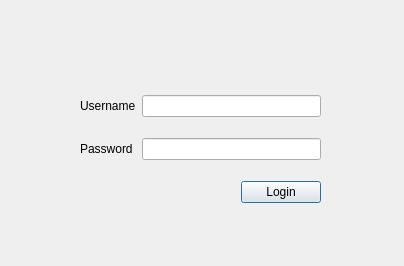
First picture: the form in loginform.ui, repository AJigsawnHalo/Aklatan, before the edit.
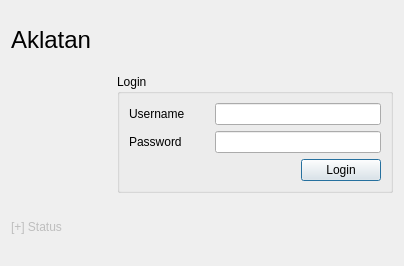
Second picture: the form after the edit.

Commit message: Login Form now Functional

Patch:
```diff
--- a/loginform.ui
+++ b/loginform.ui
@@ -13,16 +13,26 @@
   <property name="windowTitle">
    <string>LoginForm</string>
   </property>
-  <widget class="QWidget" name="gridLayoutWidget">
-   <property name="geometry">
-    <rect>
-     <x>80</x>
-     <y>80</y>
-     <width>241</width>
-     <height>141</height>
-    </rect>
-   </property>
    <layout class="QGridLayout" name="gridLayout_2">
+   <item row="1" column="1">
+    <widget class="QGroupBox" name="groupBox">
+     <property name="title">
+      <string>Login</string>
+     </property>
+     <layout class="QGridLayout" name="gridLayout">
+      <item row="2" column="0" colspan="2">
+       <spacer name="horizontalSpacer_2">
+        <property name="orientation">
+         <enum>Qt::Horizontal</enum>
+        </property>
+        <property name="sizeHint" stdset="0">
+         <size>
+          <width>40</width>
+          <height>20</height>
+         </size>
+        </property>
+       </spacer>
+      </item>
     <item row="1" column="0">
      <widget class="QLabel" name="label_2">
       <property name="text">
@@ -30,9 +40,6 @@
       </property>
      </widget>
     </item>
-    <item row="0" column="1">
-     <widget class="QLineEdit" name="lineEdit_2"/>
-    </item>
     <item row="0" column="0">
      <widget class="QLabel" name="label">
       <property name="text">
@@ -40,10 +47,7 @@
       </property>
      </widget>
     </item>
-    <item row="1" column="1">
-     <widget class="QLineEdit" name="lineEdit"/>
-    </item>
-    <item row="2" column="1" alignment="Qt::AlignRight">
+      <item row="2" column="2">
      <widget class="QPushButton" name="pushButton">
       <property name="enabled">
        <bool>true</bool>
@@ -59,8 +63,58 @@
       </property>
      </widget>
     </item>
-   </layout>
-  </widget>
+      <item row="0" column="1" colspan="2">
+       <widget class="QLineEdit" name="line_Username"/>
+      </item>
+      <item row="1" column="1" colspan="2">
+       <widget class="QLineEdit" name="line_Password">
+        <property name="echoMode">
+         <enum>QLineEdit::Password</enum>
+        </property>
+       </widget>
+      </item>
+     </layout>
+    </widget>
+   </item>
+   <item row="1" column="0">
+    <spacer name="horizontalSpacer">
+     <property name="orientation">
+      <enum>Qt::Horizontal</enum>
+     </property>
+     <property name="sizeType">
+      <enum>QSizePolicy::Fixed</enum>
+     </property>
+     <property name="sizeHint" stdset="0">
+      <size>
+       <width>100</width>
+       <height>20</height>
+      </size>
+     </property>
+    </spacer>
+   </item>
+   <item row="0" column="0" colspan="2">
+    <widget class="QLabel" name="label_4">
+     <property name="font">
+      <font>
+       <pointsize>18</pointsize>
+      </font>
+     </property>
+     <property name="text">
+      <string>Aklatan</string>
+     </property>
+    </widget>
+   </item>
+   <item row="2" column="0" colspan="2">
+    <widget class="QLabel" name="labelStatus">
+     <property name="enabled">
+      <bool>false</bool>
+     </property>
+     <property name="text">
+      <string>[+] Status</string>
+     </property>
+    </widget>
+   </item>
+  </layout>
  </widget>
  <resources/>
  <connections/>
```
Lines whose indentation alone changed are shown as unchanged. The commit also changes 10 other files.
